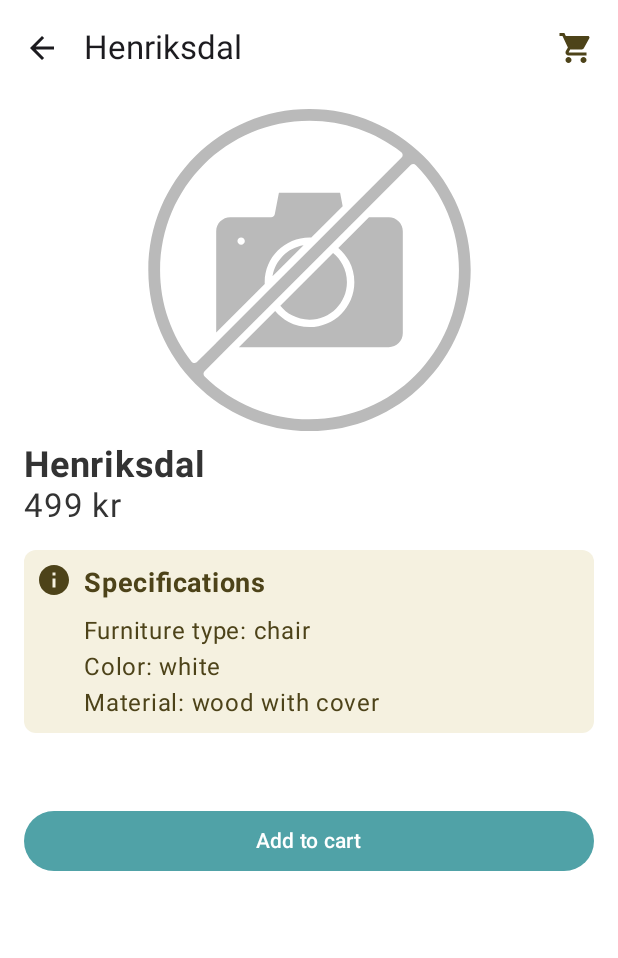
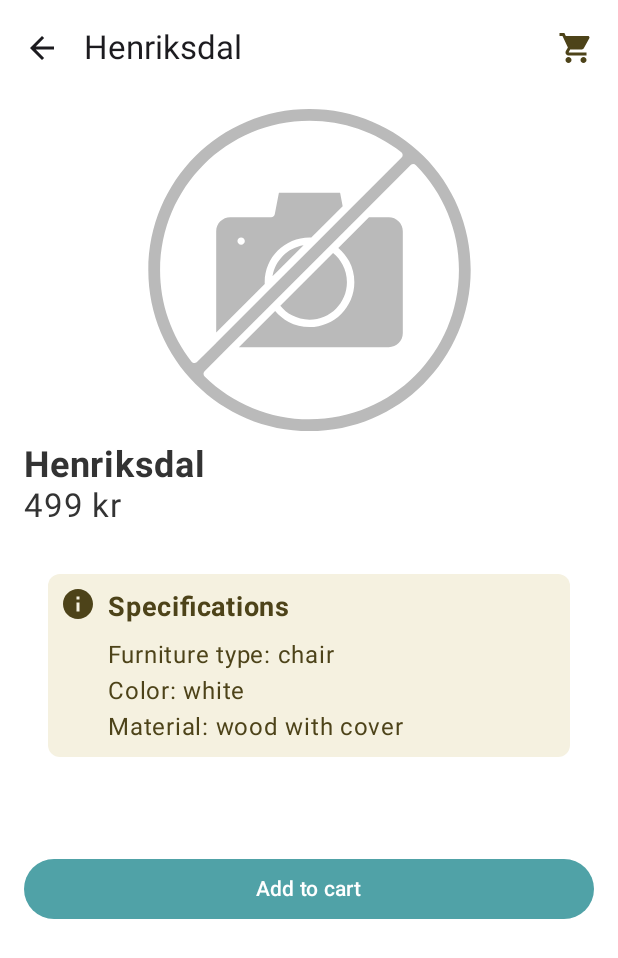
Before and after one commit to jpihlgren/shopping-cart-example, an Android app built with Jetpack Compose: the screen it shows after launch (MainActivity), after a tap on "Henriksdal", on a phone screen of 412 x 824 dp. Shown: the top 958 px of the screen. Run offline under Robolectric (Android 15) with nearby library versions, the phone set to English and light mode, and no system bars; our stand-ins replace Dagger/Hilt's generated code.

```diff
--- a/app/src/main/java/com/example/simpleshopping/ui/screens/ProductDetailsScreen.kt
+++ b/app/src/main/java/com/example/simpleshopping/ui/screens/ProductDetailsScreen.kt
@@ -1,11 +1,17 @@
 package com.example.simpleshopping.ui.screens
 
+import android.content.Context
+import android.content.res.Configuration
 import androidx.compose.foundation.layout.Column
+import androidx.compose.foundation.layout.Row
 import androidx.compose.foundation.layout.Spacer
 import androidx.compose.foundation.layout.aspectRatio
+import androidx.compose.foundation.layout.fillMaxSize
 import androidx.compose.foundation.layout.fillMaxWidth
 import androidx.compose.foundation.layout.height
 import androidx.compose.foundation.layout.padding
+import androidx.compose.foundation.rememberScrollState
+import androidx.compose.foundation.verticalScroll
 import androidx.compose.material.icons.Icons
 import androidx.compose.material.icons.automirrored.filled.ArrowBack
 import androidx.compose.material.icons.filled.ShoppingCart
@@ -28,6 +34,7 @@ import androidx.compose.runtime.rememberCoroutineScope
 import androidx.compose.ui.Modifier
 import androidx.compose.ui.graphics.Color
 import androidx.compose.ui.layout.ContentScale
+import androidx.compose.ui.platform.LocalConfiguration
 import androidx.compose.ui.platform.LocalContext
 import androidx.compose.ui.res.stringResource
 import androidx.compose.ui.text.font.FontWeight
@@ -37,12 +44,14 @@ import androidx.hilt.navigation.compose.hiltViewModel
 import coil.compose.AsyncImage
 import coil.request.ImageRequest
 import com.example.simpleshopping.R
+import com.example.simpleshopping.model.Product
 import com.example.simpleshopping.ui.components.ProductInfoCard
 import com.example.simpleshopping.ui.theme.Brown
 import com.example.simpleshopping.ui.theme.TextStandard
 import com.example.simpleshopping.utils.formatPrice
 import com.example.simpleshopping.utils.truncateText
 import com.example.simpleshopping.viewmodel.ProductViewModel
+import kotlinx.coroutines.CoroutineScope
 import kotlinx.coroutines.launch
 
 @OptIn(ExperimentalMaterial3Api::class)
@@ -57,6 +66,7 @@ fun ProductDetailsScreen(
     val snackbarHostState = remember { SnackbarHostState() }
     val coroutineScope = rememberCoroutineScope()
     val context = LocalContext.current
+    val screenOrientation = LocalConfiguration.current.orientation // Kollar om landscape eller portrait
 
     Scaffold(
         topBar = {
@@ -85,40 +95,84 @@ fun ProductDetailsScreen(
             }
         }
     ) { paddingValues ->
-        Column(modifier = Modifier
+        product?.let {
+            if (screenOrientation == Configuration.ORIENTATION_PORTRAIT) {
+                Column(
+                    modifier = Modifier
                         .padding(paddingValues)
-            .padding(bottom = 16.dp)) {
-            product?.let {
+                        .verticalScroll(rememberScrollState())
+                        .padding(bottom = 16.dp)
+                ) {
+                    ProductImage(imageUrl = it.imageUrl, square = false)
+                    ProductDetailsContent(it, context, snackbarHostState, coroutineScope, onCartClick, viewModel)
+                }
+            } else {
+                Row(
+                    modifier = Modifier
+                        .padding(paddingValues)
+                        .fillMaxSize()
+                        .padding(start = 16.dp, end = 16.dp, bottom = 16.dp)
+                ) {
+                    ProductImage(imageUrl = it.imageUrl, square = true, modifier = Modifier.weight(1f))
+
+                    Column(
+                        modifier = Modifier
+                            .weight(2f)
+                            .verticalScroll(rememberScrollState())
+                            .padding(start = 16.dp)
+                    ) {
+                        ProductDetailsContent(it, context, snackbarHostState, coroutineScope, onCartClick, viewModel)
+                    }
+                }
+            }
+        } ?: Text(
+            stringResource(id = R.string.details_product_not_found),
+            color = MaterialTheme.colorScheme.error,
+            modifier = Modifier.padding(16.dp)
+        )
+    }
+}
+
+@Composable
+private fun ProductImage(imageUrl: String, square: Boolean, modifier: Modifier = Modifier.fillMaxWidth()) {
+    val errorImage = if (square) R.drawable.ic_missing_square else R.drawable.ic_missing_landscape
+    val aspectRatio = if (square) 1f else 16f / 9f
     AsyncImage(
         model = ImageRequest.Builder(LocalContext.current)
-                        .data(it.imageUrl)
+            .data(imageUrl)
             .crossfade(true)
-                        .error(R.drawable.ic_missing_landscape)
+            .error(errorImage)
             .build(),
-                    contentDescription = product.name,
-                    modifier = Modifier
-                        .fillMaxWidth()
-                        .aspectRatio(16f / 9f),
+        contentDescription = null,
+        modifier = modifier.aspectRatio(aspectRatio),
         contentScale = ContentScale.Crop
     )
+}
+
+@Composable
+private fun ProductDetailsContent(
+    product: Product,
+    context: Context,
+    snackbarHostState: SnackbarHostState,
+    coroutineScope: CoroutineScope,
+    onCartClick: () -> Unit,
+    viewModel: ProductViewModel
+) {
     Text(
         modifier = Modifier.padding(horizontal = 16.dp),
-                    text = it.name,
+        text = product.name,
         fontSize = 24.sp,
         fontWeight = FontWeight.Bold,
         color = TextStandard
     )
     Text(
         modifier = Modifier.padding(horizontal = 16.dp),
-                    text = formatPrice(it.price),
+        text = formatPrice(product.price),
         fontSize = 22.sp,
         color = TextStandard
     )
 
-                ProductInfoCard(
-                    modifier = Modifier,
-                    product = it
-                )
+    ProductInfoCard(modifier = Modifier.padding(16.dp), product = product)
 
     Spacer(modifier = Modifier.height(16.dp))
 
@@ -127,9 +181,9 @@ fun ProductDetailsScreen(
             .fillMaxWidth()
             .padding(16.dp),
         onClick = {
-                        viewModel.addToCart(it)
+            viewModel.addToCart(product)
 
-                        val message = context.getString(R.string.details_added_to_cart, truncateText(it.name, 30))
+            val message = context.getString(R.string.details_added_to_cart, truncateText(product.name, 30))
             val actionLabel = context.getString(R.string.details_action_view_cart)
 
             coroutineScope.launch {
@@ -146,7 +200,4 @@ fun ProductDetailsScreen(
     ) {
         Text(stringResource(id = R.string.details_add_to_cart))
     }
-            } ?: Text(stringResource(id = R.string.details_product_not_found), color = MaterialTheme.colorScheme.error)
 }
-    }
-}
```
Also changed, not shown: app/src/main/java/com/example/simpleshopping/ui/screens/CartScreen.kt (+9 -2 lines). Lines whose indentation alone changed are shown as unchanged.
